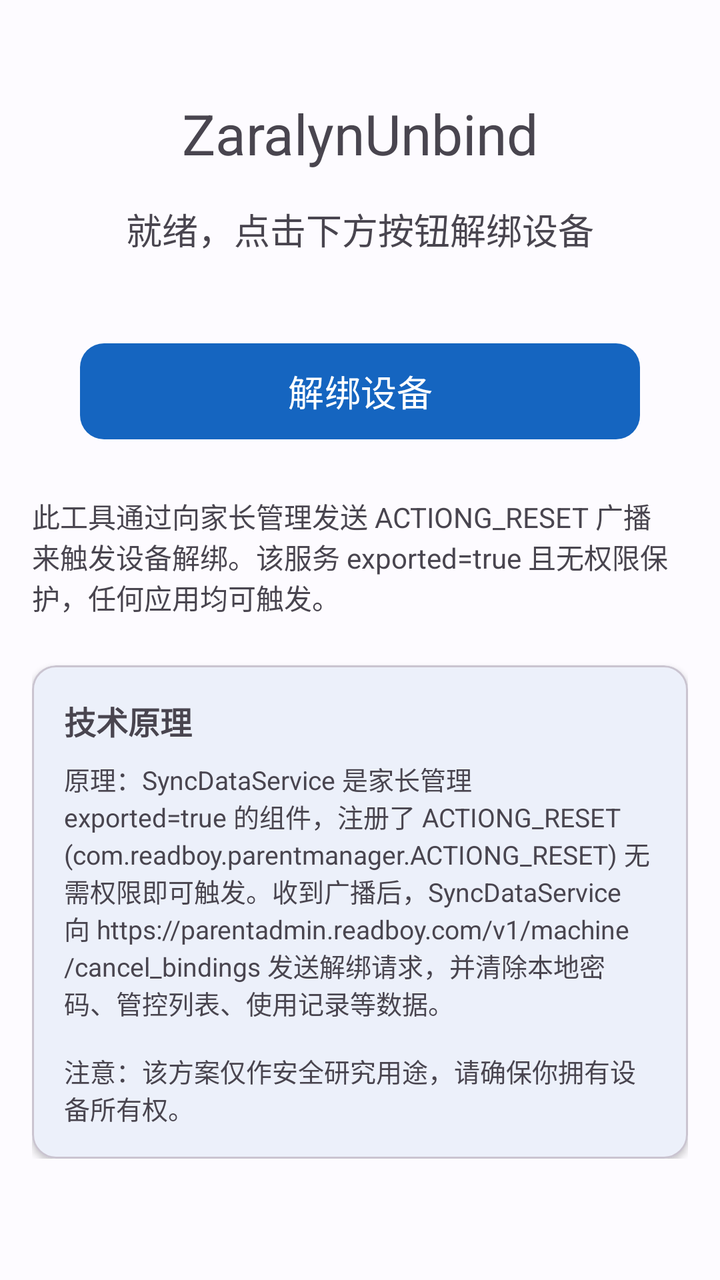
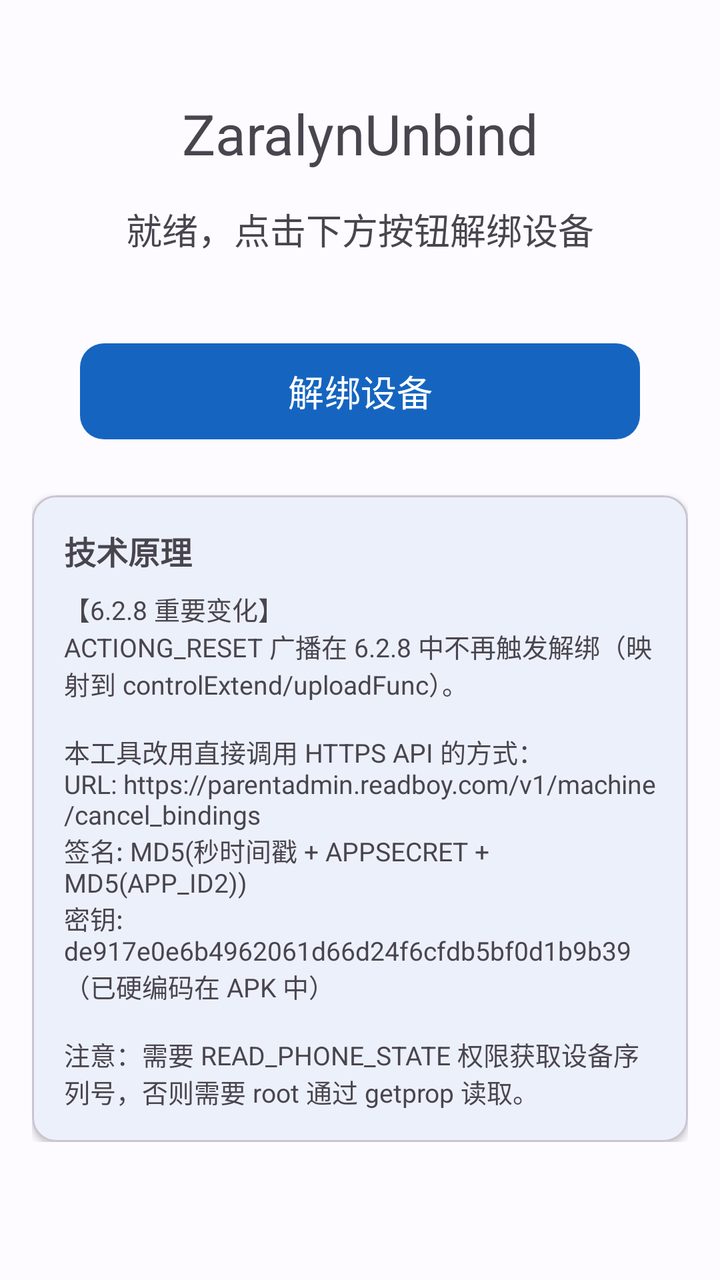

An Android layout rendered at two revisions. The XML below is the earlier revision; the diff shows what the commit changed to produce the second picture.
<!-- AndroidManifest.xml: activity theme Theme.ZaralynUnbind -->
<!-- res/layout/activity_main.xml -->
<?xml version="1.0" encoding="utf-8"?>
<ScrollView xmlns:android="http://schemas.android.com/apk/res/android"
    xmlns:app="http://schemas.android.com/apk/res-auto"
    android:layout_width="match_parent"
    android:layout_height="match_parent"
    android:padding="16dp">

    <androidx.constraintlayout.widget.ConstraintLayout
        android:layout_width="match_parent"
        android:layout_height="wrap_content">

        
        <com.google.android.material.textview.MaterialTextView
            android:id="@+id/title_text"
            android:layout_width="0dp"
            android:layout_height="wrap_content"
            android:layout_marginTop="32dp"
            android:text="@string/app_title"
            android:textAlignment="center"
            android:textSize="28sp"
            app:layout_constraintEnd_toEndOf="parent"
            app:layout_constraintStart_toStartOf="parent"
            app:layout_constraintTop_toTopOf="parent" />

        
        <com.google.android.material.textview.MaterialTextView
            android:id="@+id/status_text"
            android:layout_width="0dp"
            android:layout_height="wrap_content"
            android:layout_marginTop="16dp"
            android:text="@string/status_ready"
            android:textAlignment="center"
            android:textSize="18sp"
            app:layout_constraintEnd_toEndOf="parent"
            app:layout_constraintStart_toStartOf="parent"
            app:layout_constraintTop_toBottomOf="@id/title_text" />

        
        <com.google.android.material.button.MaterialButton
            android:id="@+id/unbind_button"
            android:layout_width="0dp"
            android:layout_height="56dp"
            android:layout_marginHorizontal="24dp"
            android:layout_marginTop="40dp"
            android:text="@string/button_unbind"
            android:textSize="18sp"
            app:cornerRadius="12dp"
            app:layout_constraintEnd_toEndOf="parent"
            app:layout_constraintStart_toStartOf="parent"
            app:layout_constraintTop_toBottomOf="@id/status_text" />

        
        <com.google.android.material.textview.MaterialTextView
            android:id="@+id/info_text"
            android:layout_width="0dp"
            android:layout_height="wrap_content"
            android:layout_marginTop="24dp"
            android:text="@string/info_default"
            android:textSize="14sp"
            app:layout_constraintEnd_toEndOf="parent"
            app:layout_constraintStart_toStartOf="parent"
            app:layout_constraintTop_toBottomOf="@id/unbind_button" />

        
        <com.google.android.material.card.MaterialCardView
            android:id="@+id/detail_card"
            android:layout_width="0dp"
            android:layout_height="wrap_content"
            android:layout_marginTop="24dp"
            app:cardCornerRadius="12dp"
            app:cardElevation="2dp"
            app:layout_constraintEnd_toEndOf="parent"
            app:layout_constraintStart_toStartOf="parent"
            app:layout_constraintTop_toBottomOf="@id/info_text">

            <androidx.constraintlayout.widget.ConstraintLayout
                android:layout_width="match_parent"
                android:layout_height="wrap_content"
                android:padding="16dp">

                <com.google.android.material.textview.MaterialTextView
                    android:id="@+id/detail_title"
                    android:layout_width="0dp"
                    android:layout_height="wrap_content"
                    android:text="@string/detail_title"
                    android:textSize="16sp"
                    android:textStyle="bold"
                    app:layout_constraintEnd_toEndOf="parent"
                    app:layout_constraintStart_toStartOf="parent"
                    app:layout_constraintTop_toTopOf="parent" />

                <com.google.android.material.textview.MaterialTextView
                    android:id="@+id/detail_body"
                    android:layout_width="0dp"
                    android:layout_height="wrap_content"
                    android:layout_marginTop="8dp"
                    android:text="@string/detail_body"
                    android:textSize="13sp"
                    app:layout_constraintEnd_toEndOf="parent"
                    app:layout_constraintStart_toStartOf="parent"
                    app:layout_constraintTop_toBottomOf="@id/detail_title" />

            </androidx.constraintlayout.widget.ConstraintLayout>
        </com.google.android.material.card.MaterialCardView>

    </androidx.constraintlayout.widget.ConstraintLayout>
</ScrollView>
<!-- resources referenced by this layout -->
<resources>
  <string name="app_title">ZaralynUnbind</string>
  <string name="button_unbind">解绑设备</string>
  <string name="detail_body">原理：SyncDataService 是家长管理 exported=true 的组件，注册了 ACTIONG_RESET (com.readboy.parentmanager.ACTIONG_RESET) 无需权限即可触发。收到广播后，SyncDataService 向 https://parentadmin.readboy.com/v1/machine/cancel_bindings 发送解绑请求，并清除本地密码、管控列表、使用记录等数据。\n\n注意：该方案仅作安全研究用途，请确保你拥有设备所有权。</string>
  <string name="detail_title">技术原理</string>
  <string name="info_default">此工具通过向家长管理发送 ACTIONG_RESET 广播来触发设备解绑。该服务 exported=true 且无权限保护，任何应用均可触发。</string>
  <string name="status_ready">就绪，点击下方按钮解绑设备</string>
  <style name="Theme.ZaralynUnbind" parent="Theme.Material3.DayNight.NoActionBar">
          <item name="colorPrimary">@color/md3_primary</item>
          <item name="colorOnPrimary">@color/md3_on_primary</item>
          <item name="colorPrimaryContainer">@color/md3_primary_container</item>
          <item name="colorOnPrimaryContainer">@color/md3_on_primary_container</item>
          <item name="colorSecondary">@color/md3_secondary</item>
          <item name="colorOnSecondary">@color/md3_on_secondary</item>
          <item name="colorSecondaryContainer">@color/md3_secondary_container</item>
          <item name="colorOnSecondaryContainer">@color/md3_on_secondary_container</item>
          <item name="colorTertiary">@color/md3_tertiary</item>
          <item name="colorOnTertiary">@color/md3_on_tertiary</item>
          <item name="colorError">@color/md3_error</item>
          <item name="colorSurface">@color/md3_surface</item>
          <item name="colorOnSurface">@color/md3_on_surface</item>
          <item name="colorSurfaceVariant">@color/md3_surface_variant</item>
          <item name="colorOnSurfaceVariant">@color/md3_on_surface_variant</item>
          <item name="colorOutline">@color/md3_outline</item>
          <item name="android:statusBarColor">@color/md3_surface</item>
          <item name="android:windowBackground">@color/md3_surface</item>
      </style>
  <color name="md3_primary">#FF1565C0</color>
  <color name="md3_on_primary">#FFFFFFFF</color>
  <color name="md3_primary_container">#FFD1E4FF</color>
  <color name="md3_on_primary_container">#FF001D36</color>
  <color name="md3_secondary">#FF565F71</color>
  <color name="md3_on_secondary">#FFFFFFFF</color>
  <color name="md3_secondary_container">#FFDAE2F9</color>
  <color name="md3_on_secondary_container">#FF131C2B</color>
  <color name="md3_tertiary">#FF71557C</color>
  <color name="md3_on_tertiary">#FFFFFFFF</color>
  <color name="md3_error">#FFBA1A1A</color>
  <color name="md3_surface">#FFFDFBFF</color>
  <color name="md3_on_surface">#FF1A1C1E</color>
  <color name="md3_surface_variant">#FFE0E2EC</color>
  <color name="md3_on_surface_variant">#FF44474E</color>
  <color name="md3_outline">#FF74777F</color>
</resources>

<!-- the commit's change to res/layout/activity_main.xml (unified diff, before → after) -->
@@ -50,18 +50,6 @@
             app:layout_constraintTop_toBottomOf="@id/status_text" />
 
         
-        <com.google.android.material.textview.MaterialTextView
-            android:id="@+id/info_text"
-            android:layout_width="0dp"
-            android:layout_height="wrap_content"
-            android:layout_marginTop="24dp"
-            android:text="@string/info_default"
-            android:textSize="14sp"
-            app:layout_constraintEnd_toEndOf="parent"
-            app:layout_constraintStart_toStartOf="parent"
-            app:layout_constraintTop_toBottomOf="@id/unbind_button" />
-
-        
         <com.google.android.material.card.MaterialCardView
             android:id="@+id/detail_card"
             android:layout_width="0dp"
@@ -71,7 +59,7 @@
             app:cardElevation="2dp"
             app:layout_constraintEnd_toEndOf="parent"
             app:layout_constraintStart_toStartOf="parent"
-            app:layout_constraintTop_toBottomOf="@id/info_text">
+            app:layout_constraintTop_toBottomOf="@id/unbind_button">
 
             <androidx.constraintlayout.widget.ConstraintLayout
                 android:layout_width="match_parent"
@@ -90,12 +78,13 @@
                     app:layout_constraintTop_toTopOf="parent" />
 
                 <com.google.android.material.textview.MaterialTextView
-                    android:id="@+id/detail_body"
+                    android:id="@+id/detail_info"
                     android:layout_width="0dp"
                     android:layout_height="wrap_content"
                     android:layout_marginTop="8dp"
                     android:text="@string/detail_body"
                     android:textSize="13sp"
+                    android:textIsSelectable="true"
                     app:layout_constraintEnd_toEndOf="parent"
                     app:layout_constraintStart_toStartOf="parent"
                     app:layout_constraintTop_toBottomOf="@id/detail_title" />
<!-- resource entries referenced after the edit -->
@@ -2,9 +2,8 @@
 <resources>
   <string name="app_title">ZaralynUnbind</string>
   <string name="button_unbind">解绑设备</string>
-  <string name="detail_body">原理：SyncDataService 是家长管理 exported=true 的组件，注册了 ACTIONG_RESET (com.readboy.parentmanager.ACTIONG_RESET) 无需权限即可触发。收到广播后，SyncDataService 向 https://parentadmin.readboy.com/v1/machine/cancel_bindings 发送解绑请求，并清除本地密码、管控列表、使用记录等数据。\n\n注意：该方案仅作安全研究用途，请确保你拥有设备所有权。</string>
+  <string name="detail_body">【6.2.8 重要变化】\nACTIONG_RESET 广播在 6.2.8 中不再触发解绑（映射到 controlExtend/uploadFunc）。\n\n本工具改用直接调用 HTTPS API 的方式：\nURL: https://parentadmin.readboy.com/v1/machine/cancel_bindings\n签名: MD5(秒时间戳 + APPSECRET + MD5(APP_ID2))\n密钥: de917e0e6b4962061d66d24f6cfdb5bf0d1b9b39（已硬编码在 APK 中）\n\n注意：需要 READ_PHONE_STATE 权限获取设备序列号，否则需要 root 通过 getprop 读取。</string>
   <string name="detail_title">技术原理</string>
-  <string name="info_default">此工具通过向家长管理发送 ACTIONG_RESET 广播来触发设备解绑。该服务 exported=true 且无权限保护，任何应用均可触发。</string>
   <string name="status_ready">就绪，点击下方按钮解绑设备</string>
   <style name="Theme.ZaralynUnbind" parent="Theme.Material3.DayNight.NoActionBar">
           <item name="colorPrimary">@color/md3_primary</item>
